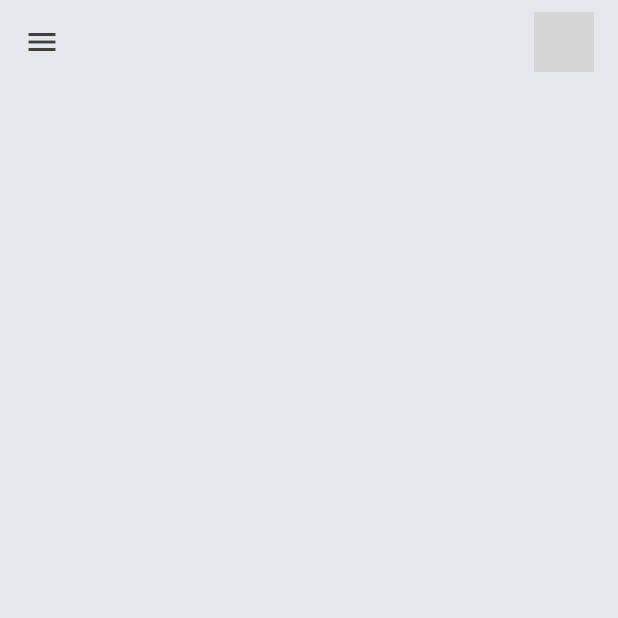
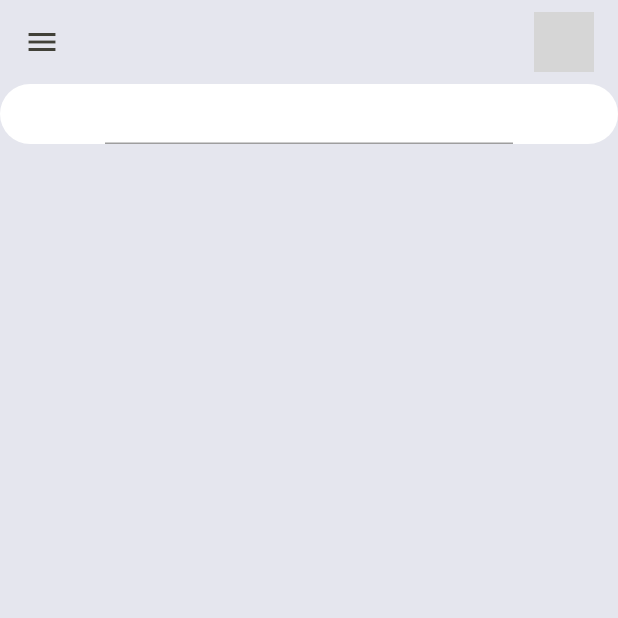
Before and after one commit to Sana-Memon/to-do-app-in-flutter, a Flutter app: the screen it shows after launch, on a phone screen of 412 x 824 dp, the top half of it. Run offline on Flutter 3.47's test engine with Material 2 defaults, Android fonts, the phone set to English and light mode, and no system bars; grey boxes are pictures that could not be loaded.

Commit message:
search bar

```diff
--- a/lib/main_screen.dart
+++ b/lib/main_screen.dart
@@ -8,6 +8,21 @@ class MainScreen extends StatelessWidget {
     return Scaffold(
       backgroundColor: Color.fromRGBO(229, 230, 238, 10),
       appBar: myAppBar(),
+      body: Container(
+        child: Column(
+          children: [
+            Container(
+              height: 40,
+              padding: EdgeInsets.symmetric(horizontal: 70),
+              decoration: BoxDecoration(
+                borderRadius: BorderRadius.circular(20),
+                color: Colors.white,
+              ),
+              child: TextField(),
+            )
+          ],
+        ),
+      ),
     );
   }
 
```
